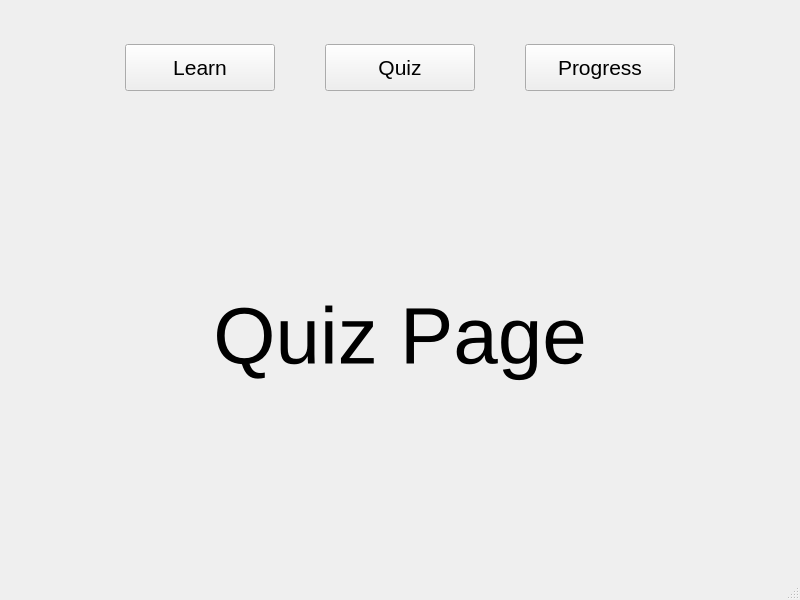
Old version of the form QuizPage.ui in the repository ZachKrol/MusGator.
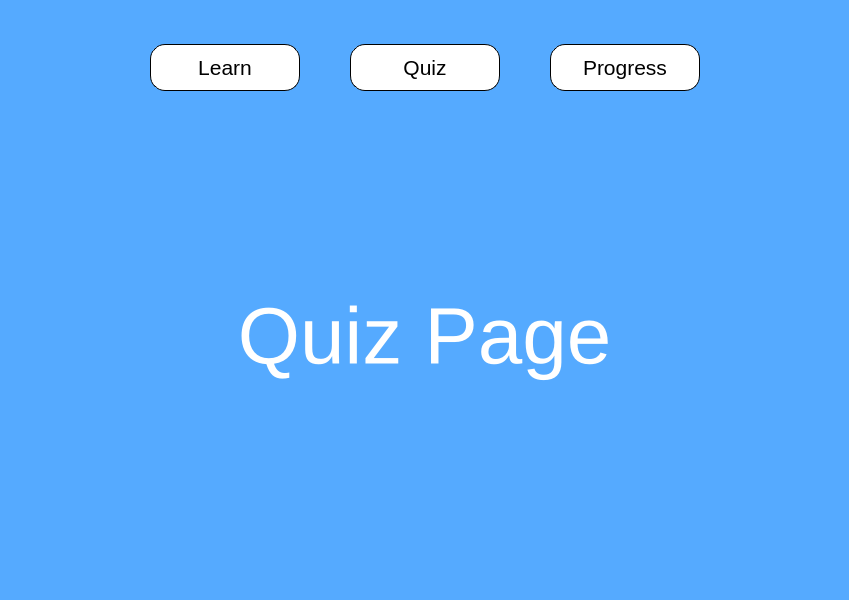
New version of the form.

Commit message: Add basic styling to background and buttons

Patch:
```diff
--- a/QuizPage.ui
+++ b/QuizPage.ui
@@ -6,7 +6,7 @@
    <rect>
     <x>0</x>
     <y>0</y>
-    <width>800</width>
+    <width>849</width>
     <height>600</height>
    </rect>
   </property>
@@ -19,6 +19,9 @@
   <property name="windowTitle">
    <string>MusGator</string>
   </property>
+  <property name="styleSheet">
+   <string notr="true">background-color: rgb(85, 170, 255);</string>
+  </property>
   <widget class="QWidget" name="centralwidget">
    <layout class="QGridLayout" name="gridLayout">
     <item row="0" column="0">
@@ -91,6 +94,11 @@
             <pointsize>16</pointsize>
            </font>
           </property>
+          <property name="styleSheet">
+           <string notr="true">background-color: rgb(255, 255, 255);
+border: 1px solid black;
+border-radius: 15%;</string>
+          </property>
           <property name="text">
            <string>Learn</string>
           </property>
@@ -135,6 +143,11 @@
             <pointsize>16</pointsize>
            </font>
           </property>
+          <property name="styleSheet">
+           <string notr="true">background-color: rgb(255, 255, 255);
+border: 1px solid black;
+border-radius: 15%;</string>
+          </property>
           <property name="text">
            <string>Quiz</string>
           </property>
@@ -179,6 +192,11 @@
             <pointsize>16</pointsize>
            </font>
           </property>
+          <property name="styleSheet">
+           <string notr="true">background-color: rgb(255, 255, 255);
+border: 1px solid black;
+border-radius: 15%;</string>
+          </property>
           <property name="text">
            <string>Progress</string>
           </property>
@@ -207,6 +225,9 @@
           <pointsize>60</pointsize>
          </font>
         </property>
+        <property name="styleSheet">
+         <string notr="true">color: rgb(255, 255, 255);</string>
+        </property>
         <property name="text">
          <string>Quiz Page</string>
         </property>
```
Left out of the diff: 8 changed lines with no effect on the pictures. The commit also changes 4 other files.
